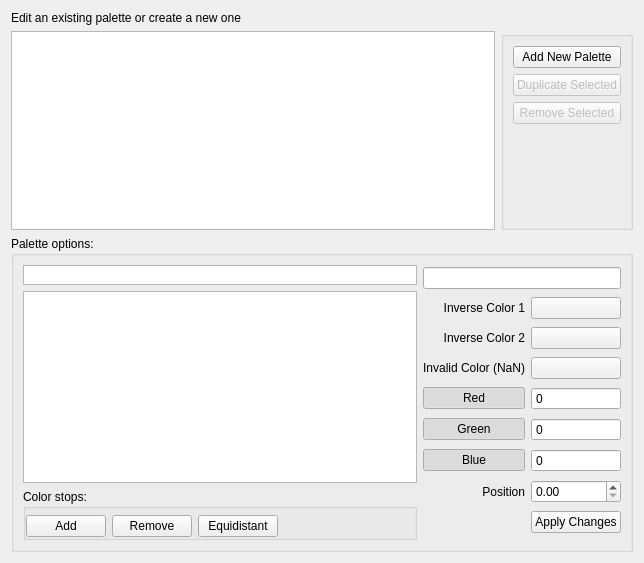
itom-project/itom, file Qitom/ui/widgetPropPalettes.ui: the form before one commit.
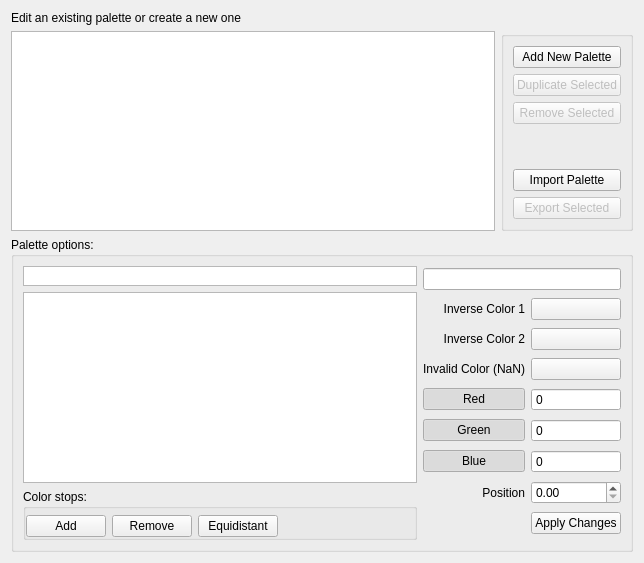
The form after the commit. Icons and pictures are not drawn. Custom widgets are drawn as their Qt base class.

Commit message: itom.getPaletteList and itom.getPalette improved (return values slightly changed, however we assume, that these functions were not used very often until now). Further improvements and code cleanup in color palette editor and color palette manager. Color palette can now be exported and imported in color palette editor.

```diff
--- a/Qitom/ui/widgetPropPalettes.ui
+++ b/Qitom/ui/widgetPropPalettes.ui
@@ -87,6 +87,23 @@
           </property>
          </spacer>
         </item>
+        <item>
+         <widget class="QPushButton" name="pbImportPalette">
+          <property name="text">
+           <string>Import Palette</string>
+          </property>
+         </widget>
+        </item>
+        <item>
+         <widget class="QPushButton" name="pbExportPalette">
+          <property name="enabled">
+           <bool>false</bool>
+          </property>
+          <property name="text">
+           <string>Export Selected</string>
+          </property>
+         </widget>
+        </item>
        </layout>
       </widget>
      </item>
```
Left out of the diff: 25 changed lines with no effect on the pictures. The commit also changes 6 other files.
